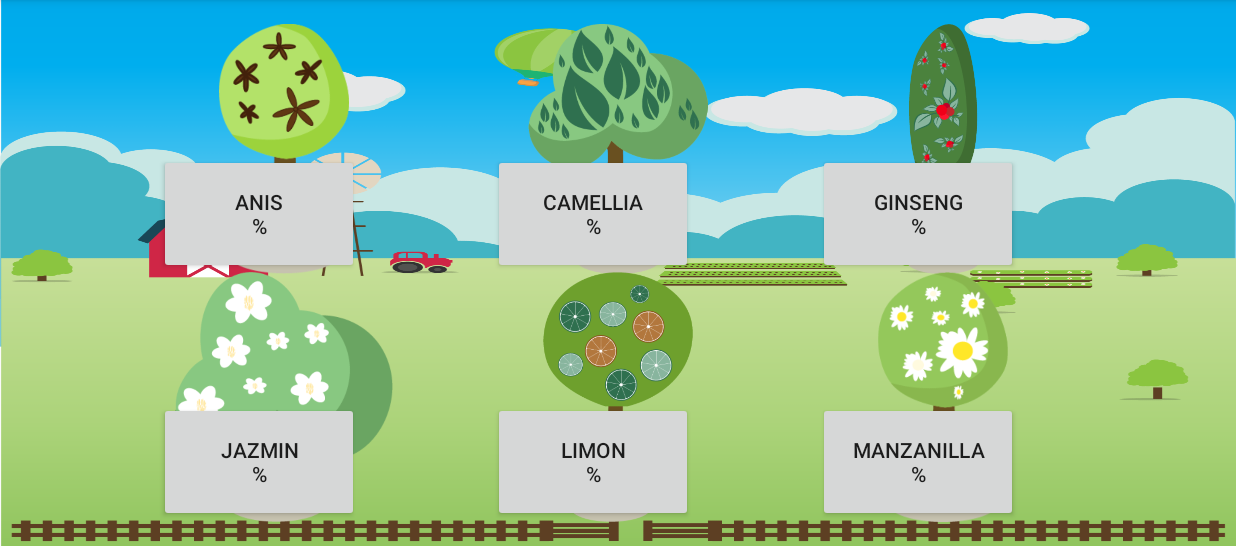
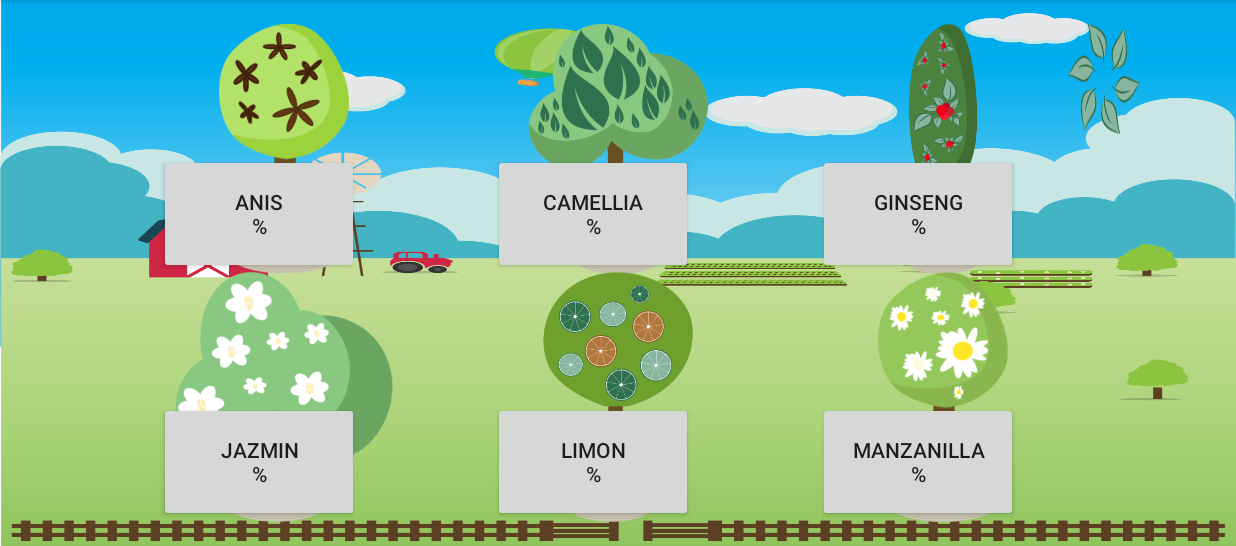
Before and after one commit to lagwy/APIS-Te, an Android app: the Juego screen opened directly, with no data from a screen before it, on a phone screen of 824 x 412 dp (held sideways), the part 72-618 px from its top. Run offline under Robolectric (Android 15) with nearby library versions, the phone set to English and light mode, and no system bars.

Commit message:
Se implementa el botón de configuración en la pantalla de Juego, así como parte de las actividades dentro de esta opción.

```diff
--- a/app/src/main/java/itesm/mx/apis_te/Juego.java
+++ b/app/src/main/java/itesm/mx/apis_te/Juego.java
@@ -8,7 +8,11 @@ import android.content.Intent;
 import android.os.AsyncTask;
 import android.support.v7.app.AppCompatActivity;
 import android.os.Bundle;
+import android.view.ContextMenu;
+import android.view.Menu;
+import android.view.MenuItem;
 import android.view.View;
+import android.widget.AdapterView;
 import android.widget.Button;
 import android.widget.ImageView;
 import android.widget.Toast;
@@ -43,6 +47,7 @@ public class Juego extends AppCompatActivity {
     Button limonBtn;
     Button manzanillaBtn;
     String sEmail;
+    Button settingsBtn;
     ProgressDialog pDialog;
     int iCerrarSesion; // Variable para cuando se presiona el botón de back
 
@@ -59,10 +64,11 @@ public class Juego extends AppCompatActivity {
         jazminBtn = (Button) findViewById(R.id.jazminScoreBtn);
         limonBtn = (Button) findViewById(R.id.limonScoreBtn);
         manzanillaBtn = (Button) findViewById(R.id.manzanillaScoreBtn);
+        settingsBtn = (Button) findViewById(R.id.settingsBtn);
 
         // Obtener informacion del intent
         Bundle extras = getIntent().getExtras();
-        if (extras != null){
+        if (extras != null) {
             sEmail = extras.getString("email");
         }
         new obtenScore(Juego.this, sEmail).execute();
@@ -93,26 +99,34 @@ public class Juego extends AppCompatActivity {
             public void onClick(View view) {
                 Intent intent = new Intent(Juego.this, Pregunta.class);
                 String sTe = "";
-                if (anisIV.isPressed()){
+                if (anisIV.isPressed()) {
                     sTe = "Anis";
                 }
-                if (camelliaIV.isPressed()){
+                if (camelliaIV.isPressed()) {
                     sTe = "Camellia Sinensis";
                 }
-                if (ginsengIV.isPressed()){
+                if (ginsengIV.isPressed()) {
                     sTe = "Ginseng";
                 }
-                if (jazminIV.isPressed()){
+                if (jazminIV.isPressed()) {
                     sTe = "Jazmin";
                 }
-                if (limonIV.isPressed()){
+                if (limonIV.isPressed()) {
                     sTe = "Limon";
                 }
-                if (manzanillaIV.isPressed()){
+                if (manzanillaIV.isPressed()) {
                     sTe = "Manzanilla";
                 }
-                intent.putExtra("tipo",sTe);
+                intent.putExtra("tipo", sTe);
                 intent.putExtra("email", sEmail);
+                startActivity(intent);
+            }
+        };
+
+        View.OnClickListener listenerSettings = new View.OnClickListener() {
+            @Override
+            public void onClick(View view) {
+                Intent intent = new Intent(Juego.this, Cuenta.class);
                 startActivity(intent);
             }
         };
@@ -123,29 +137,29 @@ public class Juego extends AppCompatActivity {
         jazminIV.setOnClickListener(listener);
         limonIV.setOnClickListener(listener);
         manzanillaIV.setOnClickListener(listener);
+        settingsBtn.setOnClickListener(listenerSettings);
     }
 
-    public void onBackPressed(){
+    public void onBackPressed() {
         // No cerrar la actividad
         iCerrarSesion++;
-        if (iCerrarSesion > 2){
+        if (iCerrarSesion > 2) {
             // Mandar dialogo de confirmación
             new AlertDialog.Builder(this)
                     .setIcon(android.R.drawable.ic_dialog_alert)
                     .setTitle("Cerrar sesión")
                     .setIcon(R.mipmap.teaville_logo)
                     .setMessage("¿Estás seguro que deseas cerrar la sesión?")
-                    .setPositiveButton("Si", new DialogInterface.OnClickListener()
-                    {
+                    .setPositiveButton("Si", new DialogInterface.OnClickListener() {
                         @Override
                         public void onClick(DialogInterface dialog, int which) {
                             finish();
                         }
 
                     })
-                    .setNegativeButton("No",new DialogInterface.OnClickListener(){
+                    .setNegativeButton("No", new DialogInterface.OnClickListener() {
                         @Override
-                        public void onClick(DialogInterface dialog, int which){
+                        public void onClick(DialogInterface dialog, int which) {
                             iCerrarSesion = 0;
                         }
                     })
@@ -190,7 +204,7 @@ public class Juego extends AppCompatActivity {
         }
 
         @Override
-        protected void onPreExecute(){
+        protected void onPreExecute() {
             super.onPreExecute();
             pDialog = new ProgressDialog(Juego.this);
             pDialog.setMessage("Cargando...");
@@ -208,12 +222,12 @@ public class Juego extends AppCompatActivity {
                         String[] sScores = resultado.split("#");
                         // 6 datos en el arreglo, todos enteros
                         // Descrip, R1, R2, R3, R4, RC
-                        anisBtn.setText("Anis\n" + sScores[0]+"%");
-                        camelliaBtn.setText("Camellia\n" + sScores[0]+"%");
-                        ginsengBtn.setText("Ginseng\n" + sScores[0]+"%");
-                        jazminBtn.setText("Jazmin\n" + sScores[0]+"%");
-                        limonBtn.setText("Limon\n" + sScores[0]+"%");
-                        manzanillaBtn.setText("Manzanilla\n" + sScores[0]+"%");
+                        anisBtn.setText("Anis\n" + sScores[0] + "%");
+                        camelliaBtn.setText("Camellia\n" + sScores[0] + "%");
+                        ginsengBtn.setText("Ginseng\n" + sScores[0] + "%");
+                        jazminBtn.setText("Jazmin\n" + sScores[0] + "%");
+                        limonBtn.setText("Limon\n" + sScores[0] + "%");
+                        manzanillaBtn.setText("Manzanilla\n" + sScores[0] + "%");
                         pDialog.dismiss();
                     }
                 });
@@ -230,6 +244,4 @@ public class Juego extends AppCompatActivity {
             return null;
         }
     }
-
-
 }
--- a/app/src/main/res/layout/activity_bienvenida.xml
+++ b/app/src/main/res/layout/activity_bienvenida.xml
@@ -22,7 +22,8 @@
     <TextView
         android:layout_width="wrap_content"
         android:layout_height="wrap_content"
-        android:text=""
+        android:textSize="7.5pt"
+        android:text="Hoa"
         android:id="@+id/bienvenidaMensajeTV"
         android:textColor="#fff"
         android:layout_below="@+id/bienvenidaTituloTV"
--- a/app/src/main/res/layout/activity_juego.xml
+++ b/app/src/main/res/layout/activity_juego.xml
@@ -122,13 +122,14 @@
         android:layout_alignBottom="@+id/masetaIV6"
         android:layout_alignStart="@+id/masetaIV6" />
 
-    <!--
-    <ImageView
-        android:layout_width="wrap_content"
-        android:layout_height="wrap_content"
-        android:id="@+id/arbolIV"
-        android:src="@android:drawable/sym_def_app_icon"
-        android:layout_centerVertical="true"
-        android:layout_alignStart="@+id/masetaIV2" />
-    -->
+    <!-- Botón para las configuraciones y créditos-->
+    <Button
+        style="?android:attr/buttonStyleSmall"
+        android:layout_width="110px"
+        android:layout_height="110px"
+        android:id="@+id/settingsBtn"
+        android:layout_alignParentTop="true"
+        android:layout_toEndOf="@+id/masetaIV6"
+        android:background="@mipmap/teaville_settings" />
+
 </RelativeLayout>
```
Also changed, not shown: app/src/main/AndroidManifest.xml (+7 -6 lines), app/src/main/java/itesm/mx/apis_te/Ayuda.java (added, +13 -0 lines), app/src/main/java/itesm/mx/apis_te/Cuenta.java (+53 -0 lines), app/src/main/java/itesm/mx/apis_te/Pregunta.java (+4 -3 lines), app/src/main/res/layout/activity_ayuda.xml (added, +12 -0 lines), app/src/main/res/layout/activity_cuenta.xml (+26 -3 lines), app/src/main/res/mipmap-mdpi/teaville_settings.png (added).
